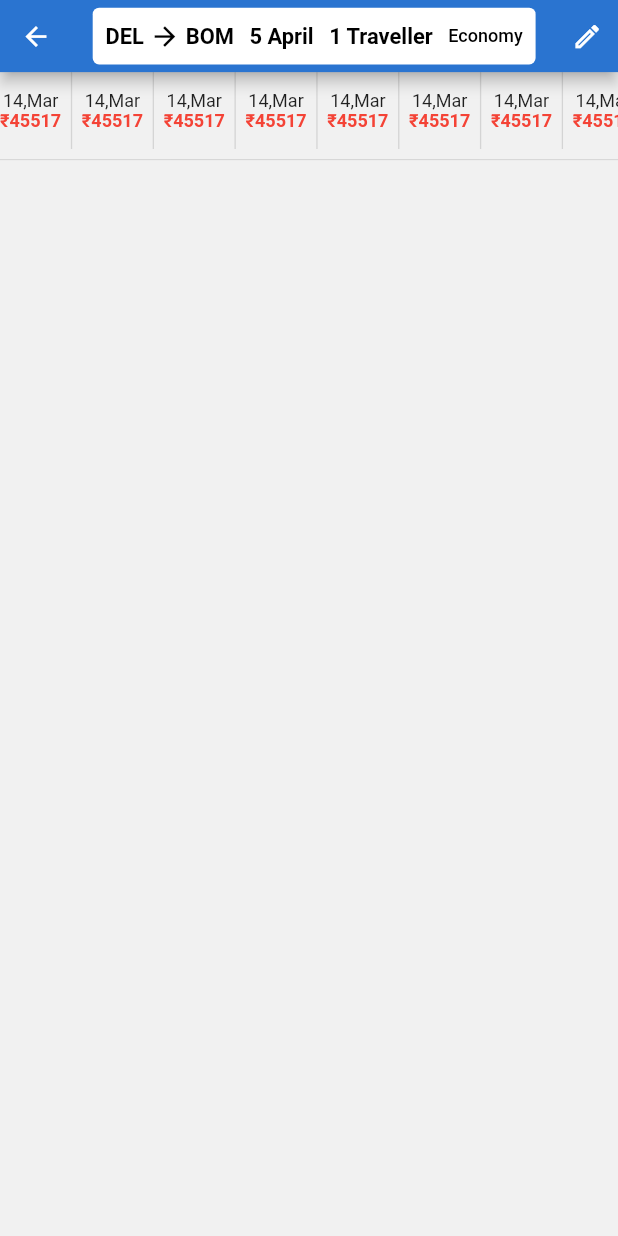
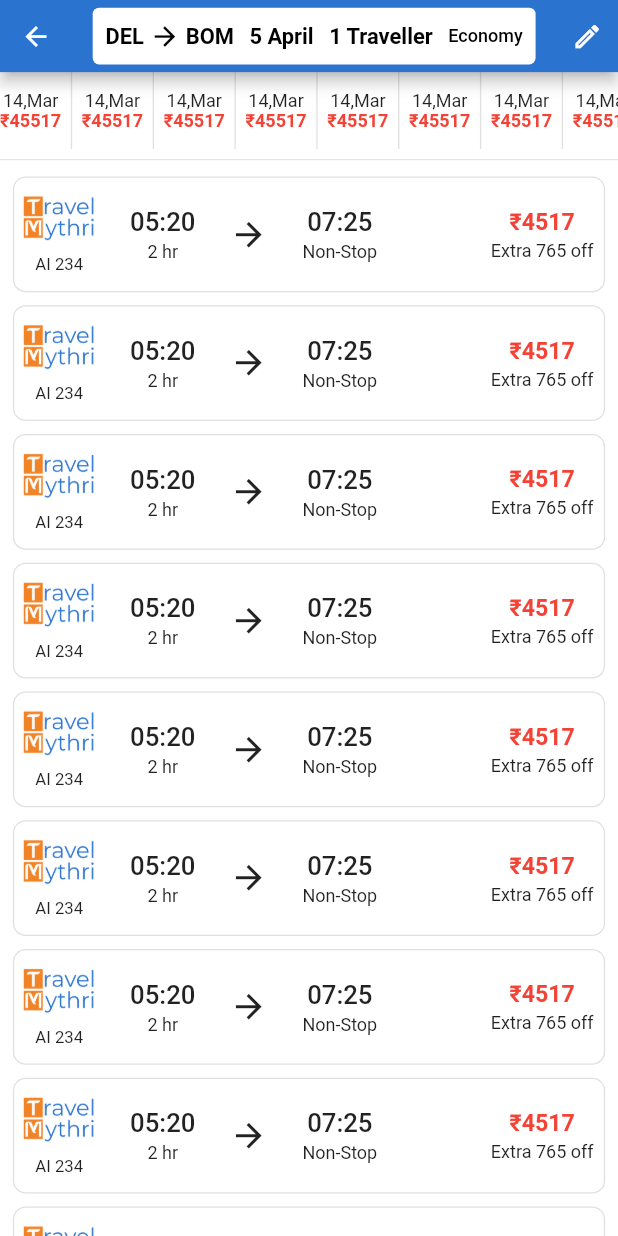
Before and after one commit to jishad-bin-yousaf/Travel-Mytri_mob, a Flutter app: the ScreenFlightSearchResult screen opened by its route, on a phone screen of 412 x 824 dp. Run offline on Flutter 3.47's test engine with Material 2 defaults, Android fonts, the phone set to English and light mode, and no system bars; our stand-ins replace carousel_slider, custom_navigation_bar, flutter_typeahead, fluttertoast, freezed_annotation, responsive_framework.

Commit message:
search card

```diff
--- a/lib/Screens/flight_search.dart
+++ b/lib/Screens/flight_search.dart
@@ -9,6 +9,7 @@ class ScreenFlightSearchResult extends StatelessWidget {
   @override
   Widget build(BuildContext context) {
     return Scaffold(
+      backgroundColor: white,
       appBar: AppBar(
         actions: [IconButton(onPressed: () => Navigator.of(context).pop(), icon: const Icon(Icons.edit_outlined))],
         title: Container(
@@ -52,7 +53,117 @@ class ScreenFlightSearchResult extends StatelessWidget {
       ),
       body: Column(
         children: [
-          SizedBox(
+          fareOnDateListView(context),
+          Divider(),
+          Expanded(
+              child: ListView.builder(
+            itemCount: 10,
+            itemBuilder: (context, index) {
+              return fightFareCard(context, index);
+            },
+          ))
+        ],
+      ),
+    );
+  }
+
+  fightFareCard(context, index) {
+    return InkWell(
+        child: Container(
+      margin: EdgeInsets.symmetric(horizontal: 10, vertical: 5),
+      decoration: BoxDecoration(border: Border.all(color: Colors.grey.shade300), borderRadius: BorderRadius.circular(10)),
+      height: 90,
+      child: Row(
+        mainAxisAlignment: MainAxisAlignment.spaceBetween,
+        children: [
+          Row(
+            children: [
+              Padding(
+                padding: const EdgeInsets.only(
+                  left: 5.0,
+                  right: 20,
+                ),
+                child: Column(
+                  children: [
+                    ClipRRect(
+                      child: Image.asset(
+                        "assets/images/T21.png",
+                        height: 60,
+                        width: 60,
+                      ),
+                    ),
+                    Text(
+                      "AI 234",
+                      style: TextStyle(fontSize: 13),
+                    )
+                  ],
+                ),
+              ),
+              Column(
+                mainAxisAlignment: MainAxisAlignment.spaceEvenly,
+                crossAxisAlignment: CrossAxisAlignment.start,
+                children: [
+                  Padding(
+                    padding: EdgeInsets.all(5),
+                    child: SizedBox(
+                      width: MediaQuery.of(context).size.width / 2.5,
+                      child: Row(
+                        mainAxisAlignment: MainAxisAlignment.spaceBetween,
+                        children: [
+                          Column(
+                            mainAxisAlignment: MainAxisAlignment.spaceAround,
+                            children: [
+                              Text("05:20", style: TextStyle(fontSize: 20, fontWeight: FontWeight.w500)),
+                              Padding(
+                                padding: const EdgeInsets.only(top: 4.0),
+                                child: Text("2 hr"),
+                              ),
+                            ],
+                          ),
+                          Icon(Icons.arrow_forward, size: 30),
+                          Column(
+                            mainAxisAlignment: MainAxisAlignment.spaceAround,
+                            children: [
+                              Text("07:25", style: TextStyle(fontSize: 20, fontWeight: FontWeight.w500)),
+                              Padding(
+                                padding: const EdgeInsets.only(top: 4.0),
+                                child: Text("Non-Stop"),
+                              ),
+                            ],
+                          ),
+                        ],
+                      ),
+                    ),
+                  ),
+                ],
+              ),
+            ],
+          ),
+          Padding(
+            padding: const EdgeInsets.all(8.0),
+            child: Column(
+              mainAxisAlignment: MainAxisAlignment.center,
+              children: [
+                Text(
+                  "₹4517",
+                  style: TextStyle(color: Colors.red, fontWeight: FontWeight.w700, fontSize: 18),
+                ),
+                Padding(
+                  padding: const EdgeInsets.only(top: 4.0),
+                  child: Text(
+                    "Extra 765 off",
+                  ),
+                ),
+              ],
+            ),
+          )
+        ],
+      ),
+    ));
+  }
+
+  SizedBox fareOnDateListView(BuildContext context) {
+    return SizedBox(
       height: 60,
       width: MediaQuery.of(context).size.width,
       child: ListView.separated(
@@ -78,10 +189,6 @@ class ScreenFlightSearchResult extends StatelessWidget {
           );
         },
       ),
-          ),
-          Divider()
-        ],
-      ),
     );
   }
 }
--- a/lib/main.dart
+++ b/lib/main.dart
@@ -61,7 +61,8 @@ class _SplashScreenState extends State<SplashScreen> {
     super.initState();
     Future.delayed(
       const Duration(seconds: 3),
-      () => Navigator.pushNamedAndRemoveUntil(context, '/FlightSearchResult', ModalRoute.withName('/FlightSearchResult')),
+      () => Navigator.pushNamedAndRemoveUntil(context, '/home', ModalRoute.withName('/home')),
+      //   () => Navigator.pushNamedAndRemoveUntil(context, '/FlightSearchResult', ModalRoute.withName('/FlightSearchResult')),
     );
   }
 
```
Lines whose indentation alone changed are shown as unchanged.
